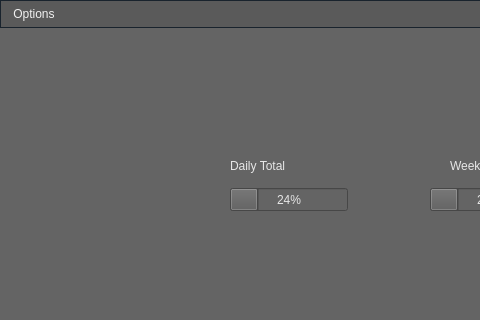
Old version of the form Python/Utilities/time_lord/ui/time_lord_clock.ui in the repository SleepDeprivedVFX/t_sheets_listener; both pictures show x 0 to 480 and y 0 to 320 of the 687 by 572 pixel window.
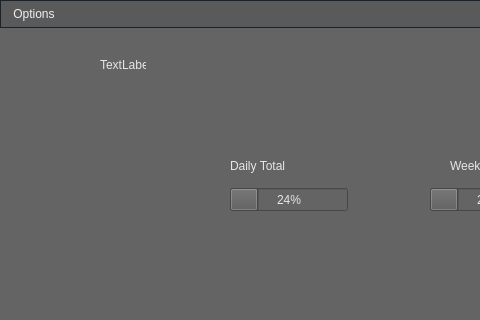
New version of the form.

Commit message: I got some of the rudimentary signals working.  I have a ways to go to recall exactly how a UI like this works, with all the back and forth.

```diff
--- a/Python/Utilities/time_lord/ui/time_lord_clock.ui
+++ b/Python/Utilities/time_lord/ui/time_lord_clock.ui
@@ -279,6 +279,19 @@
      <number>24</number>
     </property>
    </widget>
+   <widget class="QLabel" name="test_counter">
+    <property name="geometry">
+     <rect>
+      <x>100</x>
+      <y>30</y>
+      <width>46</width>
+      <height>13</height>
+     </rect>
+    </property>
+    <property name="text">
+     <string>TextLabel</string>
+    </property>
+   </widget>
   </widget>
   <widget class="QMenuBar" name="menubar">
    <property name="geometry">
```
The commit also changes 2 other files.
